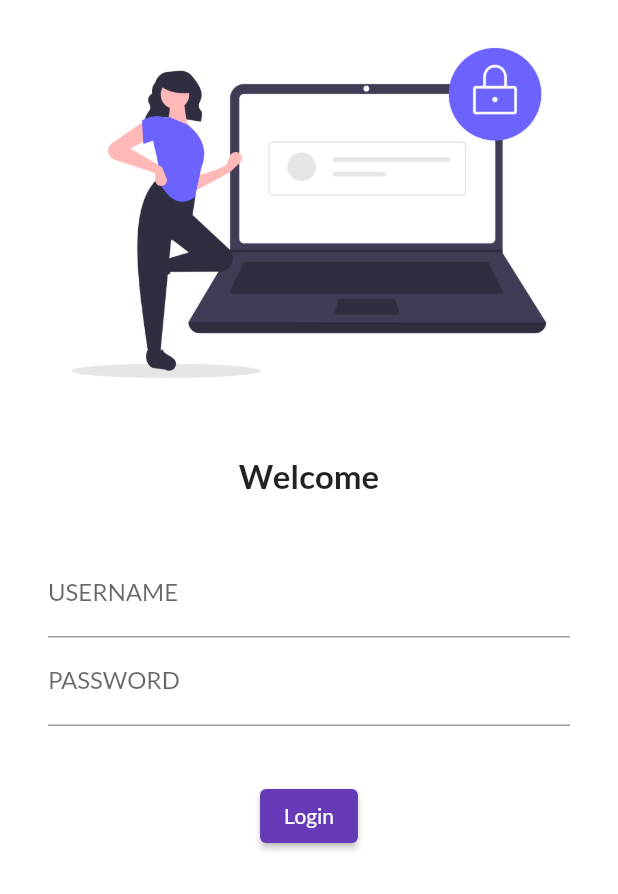
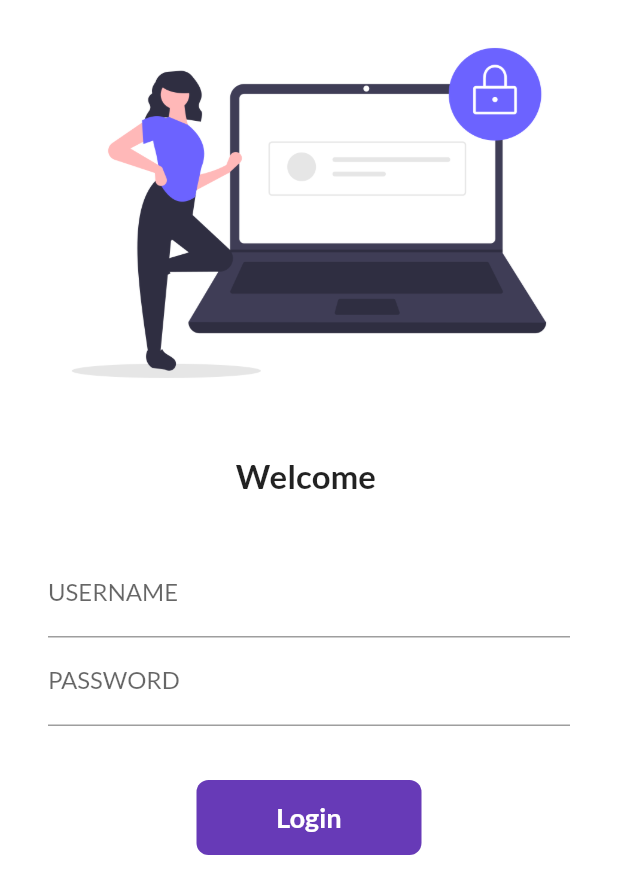
Before and after one commit to ABHISHEKDARYANI22/30daysofflutter, a Flutter app: the screen it shows after launch, on a phone screen of 412 x 824 dp. Shown: the top 894 px of the screen. Run offline on Flutter 3.47's test engine with Material 2 defaults, Android fonts, the phone set to English and light mode, and no system bars; our stand-ins replace google_fonts.

Commit message:
day 6 completed

```diff
--- a/lib/main.dart
+++ b/lib/main.dart
@@ -1,6 +1,7 @@
 import 'package:flutter/material.dart';
 import 'package:flutter_application_1/pages/home_page.dart';
 import 'package:flutter_application_1/pages/login_page.dart';
+import 'package:flutter_application_1/utils/routes.dart';
 import 'package:google_fonts/google_fonts.dart';
 
 void main() {
@@ -20,14 +21,15 @@ class MyApp extends StatelessWidget {
           primarySwatch: Colors.deepPurple,
           fontFamily: GoogleFonts.lato().fontFamily,
           primaryTextTheme: GoogleFonts.latoTextTheme()),
+      //debugShowCheckedModeBanner: false,
       darkTheme: ThemeData(
         brightness: Brightness.dark,
       ),
-      initialRoute: "/Login",
+      // initialRoute: "/Login",
       routes: {
         "/": (context) => LoginPage(),
-        "/home": (context) => HomePage(),
-        "/Login": (context) => LoginPage()
+        MyRoutes.homeRoute: (context) => HomePage(),
+        MyRoutes.loginRoute: (context) => LoginPage()
       },
     );
   }
--- a/lib/pages/login_page.dart
+++ b/lib/pages/login_page.dart
@@ -1,10 +1,19 @@
 import 'package:flutter/material.dart';
+import 'package:flutter_application_1/utils/routes.dart';
 
-class LoginPage extends StatelessWidget {
+class LoginPage extends StatefulWidget {
+  @override
+  State<LoginPage> createState() => _LoginPageState();
+}
+
+class _LoginPageState extends State<LoginPage> {
+  String name = "";
+  bool changeButtton = false;
   @override
   Widget build(BuildContext context) {
     return Material(
         color: Colors.white,
+        child: SingleChildScrollView(
           child: Column(
             children: [
               Image.asset(
@@ -12,8 +21,8 @@ class LoginPage extends StatelessWidget {
                 fit: BoxFit.cover,
               ),
               SizedBox(height: 20.0),
-            const Text(
-              "Welcome",
+              Text(
+                "Welcome $name",
                 style: TextStyle(
                   fontSize: 22,
                   fontWeight: FontWeight.bold,
@@ -21,13 +30,17 @@ class LoginPage extends StatelessWidget {
               ),
               const SizedBox(height: 20.0),
               Padding(
-              padding:
-                  const EdgeInsets.symmetric(vertical: 16.0, horizontal: 32.0),
+                padding: const EdgeInsets.symmetric(
+                    vertical: 16.0, horizontal: 32.0),
                 child: Column(
                   children: [
                     TextFormField(
                       decoration: InputDecoration(
                           hintText: "Enter User Name", labelText: "USERNAME"),
+                      onChanged: (value) {
+                        name = value;
+                        setState(() {});
+                      },
                     ),
                     TextFormField(
                       obscureText: true,
@@ -38,12 +51,47 @@ class LoginPage extends StatelessWidget {
                 ),
               ),
               SizedBox(height: 20.0),
-            ElevatedButton(
+              /*ElevatedButton(
                 onPressed: () {
-                  print("Hi object");
+                  Navigator.pushNamed(context, MyRoutes.homeRoute);
                 },
-                child: Text("Login"))
+                child: Text("Login"),
+                style: TextButton.styleFrom(minimumSize: Size(120, 40)),
+              )*/
+              InkWell(
+                onTap: () async {
+                  setState(() {
+                    changeButtton = true;
+                  });
+                  await Future.delayed(Duration(seconds: 1));
+                  Navigator.pushNamed(context, MyRoutes.homeRoute);
+                },
+                child: AnimatedContainer(
+                  duration: Duration(seconds: 1),
+                  width: changeButtton ? 50 : 150,
+                  height: 50,
+                  alignment: Alignment.center,
+                  child: changeButtton
+                      ? Icon(
+                          Icons.done,
+                          color: Colors.white,
+                        )
+                      : Text(
+                          "Login",
+                          style: TextStyle(
+                              color: Colors.white,
+                              fontWeight: FontWeight.bold,
+                              fontSize: 18),
+                        ),
+                  decoration: BoxDecoration(
+                    color: Colors.deepPurple,
+                    //shape: changeButtton ? BoxShape.circle : BoxShape.rectangle,
+                    borderRadius: BorderRadius.circular(changeButtton ? 50 : 8),
+                  ),
+                ),
+              )
             ],
+          ),
         ));
   }
 }
--- /dev/null
+++ b/lib/utils/routes.dart
@@ -0,0 +1,5 @@
+class MyRoutes {
+  static String loginRoute = "/login";
+  static String homeRoute = "/home";
+
+}
```
Also changed, not shown: lib/home_page.dart (added, +20 -0 lines). Lines whose indentation alone changed are shown as unchanged.
